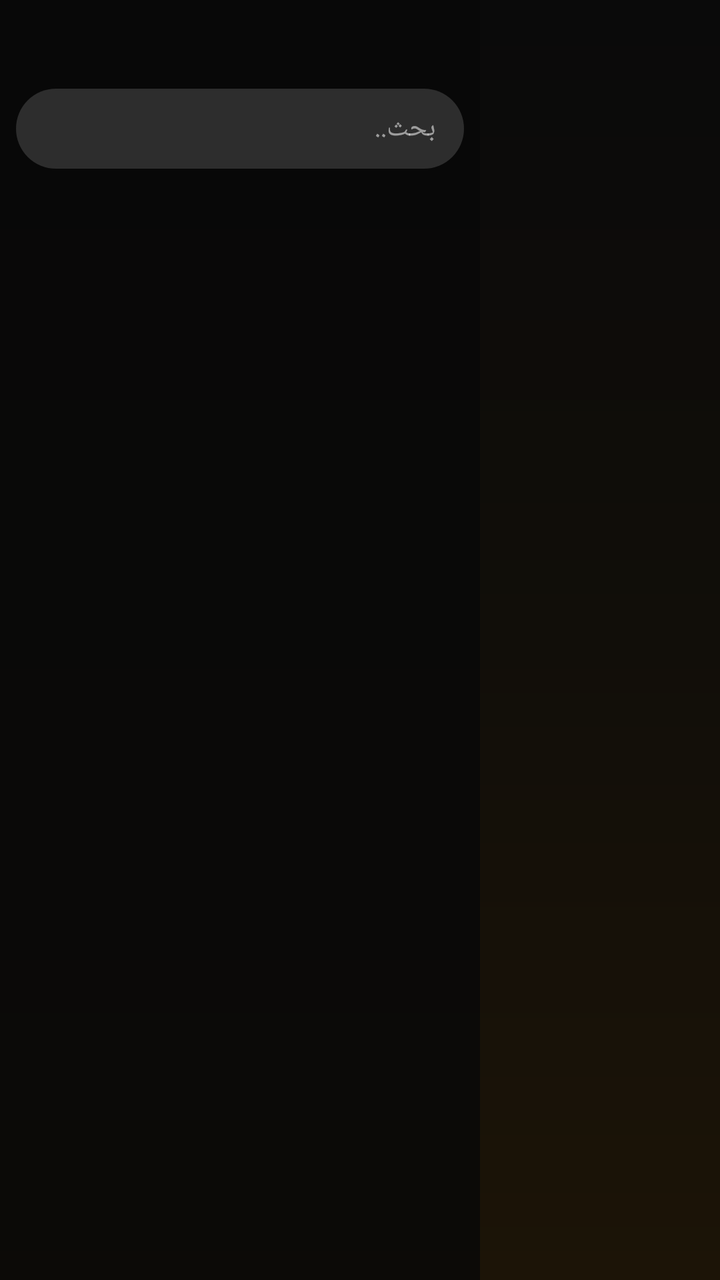
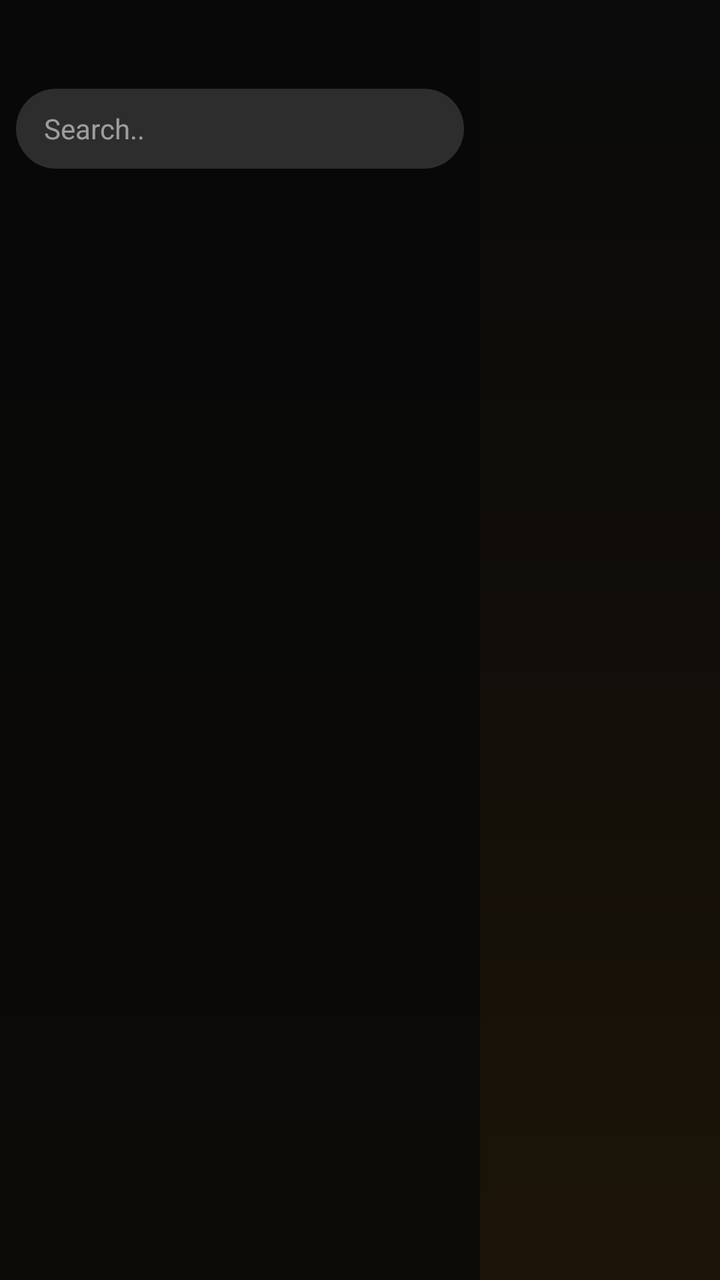

Compare the two renders of this Android layout. The source of the first and the diff that turns it into the second are given below.
<!-- AndroidManifest.xml: application theme Theme.IPTVPlayer -->
<!-- res/layout/activity_browse.xml -->
<?xml version="1.0" encoding="utf-8"?>
<LinearLayout xmlns:android="http://schemas.android.com/apk/res/android" android:layout_width="match_parent" android:layout_height="match_parent" android:background="@drawable/bg_app_gradient" android:layoutDirection="ltr" android:orientation="horizontal">
<LinearLayout android:layout_width="240dp" android:layout_height="match_parent" android:background="#CC080808" android:orientation="vertical" android:padding="8dp">
<TextView android:id="@+id/tvHeader" android:layout_width="match_parent" android:layout_height="wrap_content" android:padding="6dp" android:textColor="#E0A81E" android:textSize="18sp" android:textStyle="bold" />
<EditText android:id="@+id/etSearch" android:layout_width="match_parent" android:layout_height="40dp" android:background="@drawable/bg_search" android:hint="بحث.." android:imeOptions="actionSearch" android:paddingStart="14dp" android:paddingEnd="14dp" android:singleLine="true" android:textColor="#FFFFFF" android:textColorHint="#88FFFFFF" android:textSize="14sp" />
<androidx.recyclerview.widget.RecyclerView android:id="@+id/rvCats" android:layout_width="match_parent" android:layout_height="0dp" android:layout_marginTop="6dp" android:layout_weight="1" />
</LinearLayout>
<FrameLayout android:layout_width="0dp" android:layout_height="match_parent" android:layout_weight="1">
<androidx.recyclerview.widget.RecyclerView android:id="@+id/rvGrid" android:layout_width="match_parent" android:layout_height="match_parent" android:clipToPadding="false" android:padding="6dp" />
<ProgressBar android:id="@+id/progress" android:layout_width="48dp" android:layout_height="48dp" android:layout_gravity="center" android:visibility="gone" />
<TextView android:id="@+id/tvEmpty" android:layout_width="wrap_content" android:layout_height="wrap_content" android:layout_gravity="center" android:text="لا توجد نتائج" android:textColor="#88FFFFFF" android:textSize="16sp" android:visibility="gone" />
</FrameLayout>
</LinearLayout>
<!-- resources referenced by this layout -->
<resources>
  <!-- drawable bg_app_gradient (drawable) -->
  <?xml version="1.0" encoding="utf-8"?>
  <shape xmlns:android="http://schemas.android.com/apk/res/android" android:shape="rectangle"><gradient android:angle="270" android:startColor="#0A0A0A" android:centerColor="#110E09" android:endColor="#1C1407" /></shape>
  <!-- drawable bg_search (drawable) -->
  <?xml version="1.0" encoding="utf-8"?>
  <shape xmlns:android="http://schemas.android.com/apk/res/android" android:shape="rectangle"><solid android:color="#26FFFFFF" /><corners android:radius="20dp" /></shape>
  <style name="Theme.IPTVPlayer" parent="Theme.MaterialComponents.DayNight.NoActionBar">
          <item name="colorPrimary">@color/accent_primary</item>
          <item name="colorPrimaryVariant">@color/accent_secondary</item>
          <item name="colorOnPrimary">@color/bg_primary</item>
          <item name="colorSecondary">@color/accent_primary</item>
          <item name="colorOnSecondary">@color/bg_primary</item>
          <item name="android:colorBackground">@color/bg_primary</item>
          <item name="colorSurface">@color/bg_surface</item>
          <item name="colorOnSurface">@color/text_primary</item>
          <item name="android:statusBarColor">@color/bg_surface</item>
          <item name="android:navigationBarColor">@color/bg_primary</item>
          <item name="android:windowBackground">@color/bg_primary</item>
          
          <item name="android:textColorPrimary">@color/text_primary</item>
          <item name="android:textColorSecondary">@color/text_secondary</item>
          <item name="android:editTextColor">@color/text_primary</item>
          <item name="android:textColorHint">@color/text_hint</item>
          
          <item name="materialAlertDialogTheme">@style/DarkAlertDialog</item>
      </style>
  <color name="accent_primary">#FF00E676</color>
  <color name="accent_secondary">#FF00C853</color>
  <color name="bg_primary">#FF121212</color>
  <color name="bg_surface">#FF1E1E1E</color>
  <color name="text_primary">#FFFFFFFF</color>
  <color name="text_secondary">#FFB0B0B0</color>
  <color name="text_hint">#FF757575</color>
  <style name="DarkAlertDialog" parent="ThemeOverlay.MaterialComponents.MaterialAlertDialog">
          <item name="colorSurface">@color/bg_surface</item>
          <item name="colorOnSurface">@color/text_primary</item>
          <item name="android:background">@color/bg_surface</item>
          <item name="buttonBarPositiveButtonStyle">@style/AccentButtonStyle</item>
      </style>
  <style name="AccentButtonStyle" parent="Widget.MaterialComponents.Button.TextButton.Dialog">
          <item name="android:textColor">@color/accent_primary</item>
      </style>
</resources>

<!-- the commit's change to res/layout/activity_browse.xml (unified diff, before → after) -->
@@ -2,12 +2,12 @@
 <LinearLayout xmlns:android="http://schemas.android.com/apk/res/android" android:layout_width="match_parent" android:layout_height="match_parent" android:background="@drawable/bg_app_gradient" android:layoutDirection="ltr" android:orientation="horizontal">
 <LinearLayout android:layout_width="240dp" android:layout_height="match_parent" android:background="#CC080808" android:orientation="vertical" android:padding="8dp">
 <TextView android:id="@+id/tvHeader" android:layout_width="match_parent" android:layout_height="wrap_content" android:padding="6dp" android:textColor="#E0A81E" android:textSize="18sp" android:textStyle="bold" />
-<EditText android:id="@+id/etSearch" android:layout_width="match_parent" android:layout_height="40dp" android:background="@drawable/bg_search" android:hint="بحث.." android:imeOptions="actionSearch" android:paddingStart="14dp" android:paddingEnd="14dp" android:singleLine="true" android:textColor="#FFFFFF" android:textColorHint="#88FFFFFF" android:textSize="14sp" />
+<EditText android:id="@+id/etSearch" android:layout_width="match_parent" android:layout_height="40dp" android:background="@drawable/bg_search" android:hint="@string/hint_search" android:imeOptions="actionSearch" android:paddingStart="14dp" android:paddingEnd="14dp" android:singleLine="true" android:textColor="#FFFFFF" android:textColorHint="#88FFFFFF" android:textSize="14sp" />
 <androidx.recyclerview.widget.RecyclerView android:id="@+id/rvCats" android:layout_width="match_parent" android:layout_height="0dp" android:layout_marginTop="6dp" android:layout_weight="1" />
 </LinearLayout>
 <FrameLayout android:layout_width="0dp" android:layout_height="match_parent" android:layout_weight="1">
 <androidx.recyclerview.widget.RecyclerView android:id="@+id/rvGrid" android:layout_width="match_parent" android:layout_height="match_parent" android:clipToPadding="false" android:padding="6dp" />
 <ProgressBar android:id="@+id/progress" android:layout_width="48dp" android:layout_height="48dp" android:layout_gravity="center" android:visibility="gone" />
-<TextView android:id="@+id/tvEmpty" android:layout_width="wrap_content" android:layout_height="wrap_content" android:layout_gravity="center" android:text="لا توجد نتائج" android:textColor="#88FFFFFF" android:textSize="16sp" android:visibility="gone" />
+<TextView android:id="@+id/tvEmpty" android:layout_width="wrap_content" android:layout_height="wrap_content" android:layout_gravity="center" android:text="@string/no_results" android:textColor="#88FFFFFF" android:textSize="16sp" android:visibility="gone" />
 </FrameLayout>
 </LinearLayout>
<!-- resource entries referenced after the edit -->
@@ -6,6 +6,8 @@
   <!-- drawable bg_search (drawable) -->
   <?xml version="1.0" encoding="utf-8"?>
   <shape xmlns:android="http://schemas.android.com/apk/res/android" android:shape="rectangle"><solid android:color="#26FFFFFF" /><corners android:radius="20dp" /></shape>
+  <string name="hint_search">Search..</string>
+  <string name="no_results">No results</string>
   <style name="Theme.IPTVPlayer" parent="Theme.MaterialComponents.DayNight.NoActionBar">
           <item name="colorPrimary">@color/accent_primary</item>
           <item name="colorPrimaryVariant">@color/accent_secondary</item>
